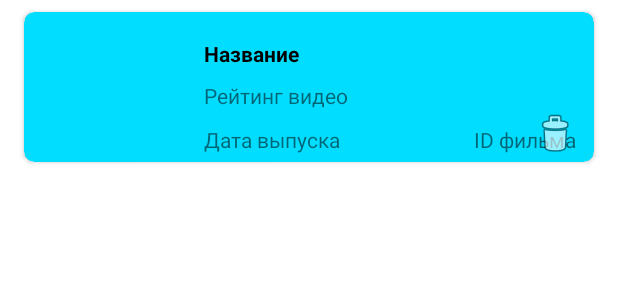
After one commit to matr1x244/Films_2022, an Android app: the layout cardview_movie_history_list.xml on its own in the app's theme, with its tools: preview values and no code run, on a phone screen of 412 x 824 dp. The commit adds this screen. Shown: the top 300 px of the screen. Run offline under Robolectric (Android 15) with nearby library versions, the phone set to English and light mode, and no system bars; network calls fail.

Commit message:
Мне кажется косяк тут где то...

```diff
--- a/app/src/main/java/com/geekbrains/december/MainActivity.kt
+++ b/app/src/main/java/com/geekbrains/december/MainActivity.kt
@@ -12,6 +12,7 @@ import com.geekbrains.december.databinding.ActivityMainBinding
 class MainActivity : AppCompatActivity() {
 
     private lateinit var binding: ActivityMainBinding
+
 
     override fun onCreate(savedInstanceState: Bundle?) {
         super.onCreate(savedInstanceState)
--- a/app/src/main/java/com/geekbrains/december/model/entities/DataFilms.kt
+++ b/app/src/main/java/com/geekbrains/december/model/entities/DataFilms.kt
@@ -6,17 +6,15 @@ import kotlinx.parcelize.Parcelize
 
 @Parcelize
 data class DataFilms(
-
     var poster: String? = "",
     val id: Int = 0,
     var name: String? = "name",
-    var imdb: Double = 0.0,
+    var imdb: Double? = 0.0,
     var year: Int? = 0,
     var description: String? = "description",
     var slogan: String? = "slogan",
     var type: String? = ""
-
-    ) : Parcelable
+) : Parcelable
 
 /*fun getMovieServers() : List<DataFilms>{
     return listOf()
--- a/app/src/main/java/com/geekbrains/december/model/repository/Repository.kt
+++ b/app/src/main/java/com/geekbrains/december/model/repository/Repository.kt
@@ -1,5 +1,6 @@
 package com.geekbrains.december.model.repository
 
+import com.geekbrains.december.model.database.HistoryEntity
 import com.geekbrains.december.model.entities.DataFilms
 
 interface Repository {
@@ -14,7 +15,10 @@ interface Repository {
      * Для базы данных
      */
     fun getAllHistory(): List<DataFilms>
+
     fun saveEntity(dataFilms: DataFilms)
+
+    fun deleteEntity(): List<HistoryEntity>
 
     /**
      * Список для перезагрузки ТЕСТ при прокручивании
--- a/app/src/main/java/com/geekbrains/december/ui/films/details/DetailsFragment.kt
+++ b/app/src/main/java/com/geekbrains/december/ui/films/details/DetailsFragment.kt
@@ -36,8 +36,6 @@ class DetailsFragment: Fragment() {
         arguments?.getParcelable<DataFilms>(BUNDLE_EXTRA)?.let {
             with(binding) {
                 //Передаем данные в detailFragment
-                //itemPoster.setImageResource(R.drawable.films)
-
                 viewModel.filmsLiveData.observe(viewLifecycleOwner) { appState ->
                     when (appState) {
                         is AppState.Error -> {
@@ -55,7 +53,6 @@ class DetailsFragment: Fragment() {
                                 precision(Precision.EXACT)
                                 error(R.drawable.ic_video)
                                 scale(Scale.FILL)}
-
                             listId.text = appState.filmsData[0].id.toString()
                             listTitle.text = appState.filmsData[0].name
                             listTmdb.text = appState.filmsData[0].imdb.toString()
--- a/app/src/main/java/com/geekbrains/december/ui/films/details/DetailsViewModel.kt
+++ b/app/src/main/java/com/geekbrains/december/ui/films/details/DetailsViewModel.kt
@@ -26,7 +26,9 @@ class DetailsViewModel (private val repository: Repository) : ViewModel() {
          */
         viewModelScope.launch(Dispatchers.IO){
             val data = repository.getMovieFromServerDetail(id) // берем в потоке id
-            //repository.saveEntity(data) // База данных истории
+
+            repository.saveEntity(data) // База данных истории (сохраняем когда запускаем определеннй фильм
+
             withContext(Dispatchers.Main){
                 localLiveData.value = (AppState.Success(listOf(data))) // записываем в livedata "value) данные
             }
--- a/app/src/main/java/com/geekbrains/december/ui/history/HistoryViewModel.kt
+++ b/app/src/main/java/com/geekbrains/december/ui/history/HistoryViewModel.kt
@@ -1,12 +1,18 @@
 package com.geekbrains.december.ui.history
 
+import android.widget.ImageButton
+import android.widget.Toast
 import androidx.lifecycle.MutableLiveData
 import androidx.lifecycle.ViewModel
 import androidx.lifecycle.viewModelScope
 import com.geekbrains.december.model.AppState
+import com.geekbrains.december.model.database.Database
+import com.geekbrains.december.model.database.HistoryDAO
+import com.geekbrains.december.model.entities.DataFilms
 import com.geekbrains.december.model.repository.Repository
 import kotlinx.coroutines.Dispatchers
 import kotlinx.coroutines.launch
+
 
 class HistoryViewModel (private val repository: Repository) : ViewModel() {
 
--- /dev/null
+++ b/app/src/main/res/layout/cardview_movie_history_list.xml
@@ -0,0 +1,86 @@
+<?xml version="1.0" encoding="utf-8"?>
+<androidx.constraintlayout.widget.ConstraintLayout xmlns:android="http://schemas.android.com/apk/res/android"
+    android:layout_width="match_parent"
+    android:layout_height="wrap_content"
+    android:id="@+id/item_container_history"
+    xmlns:app="http://schemas.android.com/apk/res-auto">
+
+    <LinearLayout
+        android:layout_width="match_parent"
+        android:layout_height="match_parent"
+        android:orientation="vertical"
+        app:layout_constraintEnd_toEndOf="parent"
+        app:layout_constraintStart_toStartOf="parent"
+        app:layout_constraintTop_toTopOf="parent">
+
+        <androidx.cardview.widget.CardView
+            android:id="@+id/cardViewMovieHistory"
+            android:layout_width="match_parent"
+            android:layout_height="100dp"
+            android:layout_marginLeft="16dp"
+            android:layout_marginTop="8dp"
+            android:layout_marginRight="16dp"
+            android:layout_marginBottom="8dp"
+            android:hapticFeedbackEnabled="false"
+            app:cardBackgroundColor="@android:color/holo_blue_bright"
+            app:cardCornerRadius="7dp">
+
+            <TextView
+                android:id="@+id/list_id_history"
+                android:layout_width="wrap_content"
+                android:layout_height="wrap_content"
+                android:layout_marginLeft="300dp"
+                android:layout_marginTop="75dp"
+                android:text="@string/id" />
+
+            <ImageView
+                android:id="@+id/item_poster_history"
+                android:layout_width="80dp"
+                android:layout_height="80dp"
+                android:layout_gravity="center|start"
+                android:layout_marginLeft="10dp" />
+
+            <TextView
+                android:id="@+id/list_title_history"
+                android:layout_width="wrap_content"
+                android:layout_height="wrap_content"
+                android:layout_marginLeft="120dp"
+                android:layout_marginTop="18dp"
+                android:layout_marginRight="16dp"
+                android:ellipsize="end"
+                android:maxLines="1"
+                android:text="@string/movie_title"
+                android:textColor="@android:color/black"
+                android:textSize="14sp"
+                android:textStyle="bold" />
+
+            <TextView
+                android:id="@+id/list_tmdb_history"
+                android:layout_width="wrap_content"
+                android:layout_height="wrap_content"
+                android:layout_marginLeft="120dp"
+                android:layout_marginTop="46dp"
+                android:text="@string/default_popularity" />
+
+            <TextView
+                android:id="@+id/list_release_date_history"
+                android:layout_width="wrap_content"
+                android:layout_height="wrap_content"
+                android:layout_marginLeft="120dp"
+                android:layout_marginTop="75dp"
+                android:text="@string/release_date" />
+
+            <ImageButton
+                android:id="@+id/imageButtonDelete"
+                android:layout_width="wrap_content"
+                android:layout_height="wrap_content"
+                android:layout_marginLeft="328dp"
+                android:layout_marginTop="62dp"
+                android:backgroundTint="#00FFFFFF"
+                app:srcCompat="@android:drawable/ic_menu_delete" />
+
+        </androidx.cardview.widget.CardView>
+
+    </LinearLayout>
+
+</androidx.constraintlayout.widget.ConstraintLayout>
--- a/app/src/main/res/layout/fragment_history.xml
+++ b/app/src/main/res/layout/fragment_history.xml
@@ -10,6 +10,7 @@
         android:id="@+id/historyFragmentRecyclerview"
         android:layout_width="match_parent"
         android:layout_height="match_parent"
+        android:layout_marginBottom="50dp"
         app:layoutManager="androidx.recyclerview.widget.LinearLayoutManager" />
 
     <ProgressBar
--- a/app/src/main/res/menu/bottom_nav_menu.xml
+++ b/app/src/main/res/menu/bottom_nav_menu.xml
@@ -23,8 +23,8 @@
 
     <item
         android:id="@+id/navigation_history"
-        android:icon="@drawable/setting_svg"
-        android:title="history"
+        android:icon="@android:drawable/ic_menu_recent_history"
+        android:title="@string/history"
         app:showAsAction="collapseActionView" />
 
 </menu>
--- a/app/src/main/res/navigation/mobile_navigation.xml
+++ b/app/src/main/res/navigation/mobile_navigation.xml
@@ -43,7 +43,7 @@
     <fragment
         android:id="@+id/navigation_history"
         android:name="com.geekbrains.december.ui.history.HistoryFragment"
-        android:label="HISTORY"
+        android:label="@string/title_history_fragment"
         tools:layout="@layout/fragment_history" />
 
 
--- a/app/src/main/res/values/strings.xml
+++ b/app/src/main/res/values/strings.xml
@@ -23,6 +23,8 @@
     <string name="info_tx_raiting">Рейтинг видео:</string>
     <string name="checkbox_serials_filter">Показывать сериалы</string>
     <string name="genres">Тип</string>
+    <string name="title_history_fragment">История запросов</string>
+    <string name="history">История</string>
     <!--Кнопка переключения-->
 
 </resources>
```
Also changed, not shown: app/src/main/java/com/geekbrains/december/model/database/DataBase.kt (deleted, +0 -33 lines), app/src/main/java/com/geekbrains/december/model/database/Database.kt (added, +31 -0 lines), app/src/main/java/com/geekbrains/december/model/database/HistoryDAO.kt (+6 -5 lines), app/src/main/java/com/geekbrains/december/model/database/HistoryEntity.kt (+10 -2 lines), app/src/main/java/com/geekbrains/december/model/repository/RepositoryIpml.kt (+29 -5 lines), app/src/main/java/com/geekbrains/december/ui/films/adapters/HistoryAdapter.kt (+29 -12 lines), app/src/main/java/com/geekbrains/december/ui/history/HistoryFragment.kt (+14 -5 lines).
